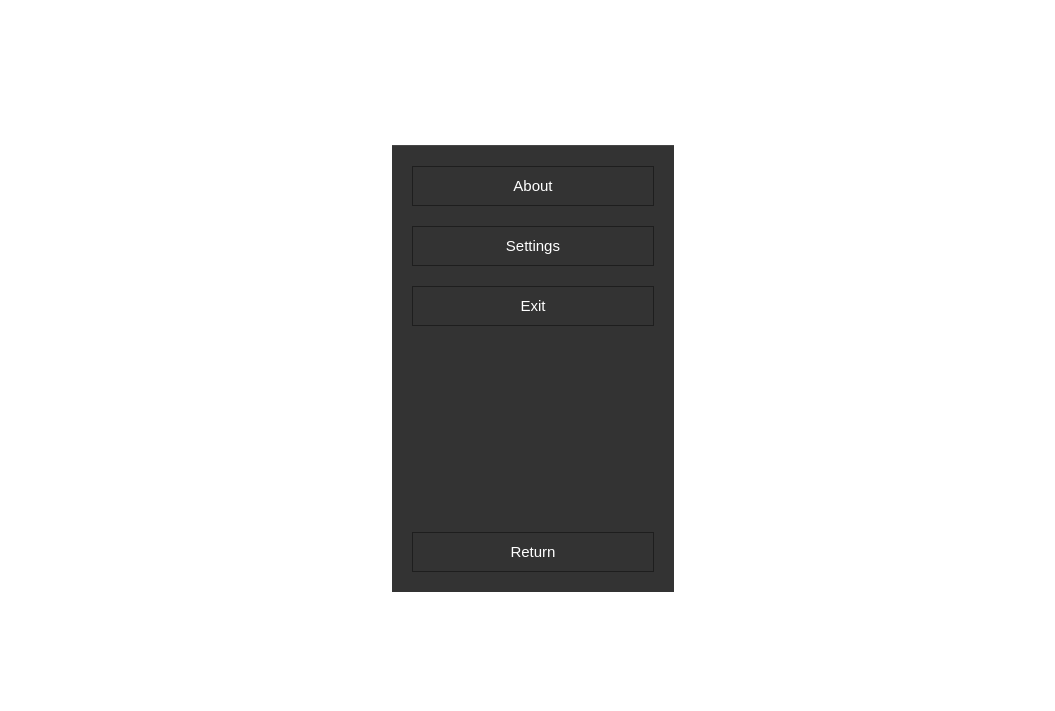
Old version of the form EscapeDialog.ui in the repository UCSolarCarTeam/Delta-Desktop-Client-Telemetry.
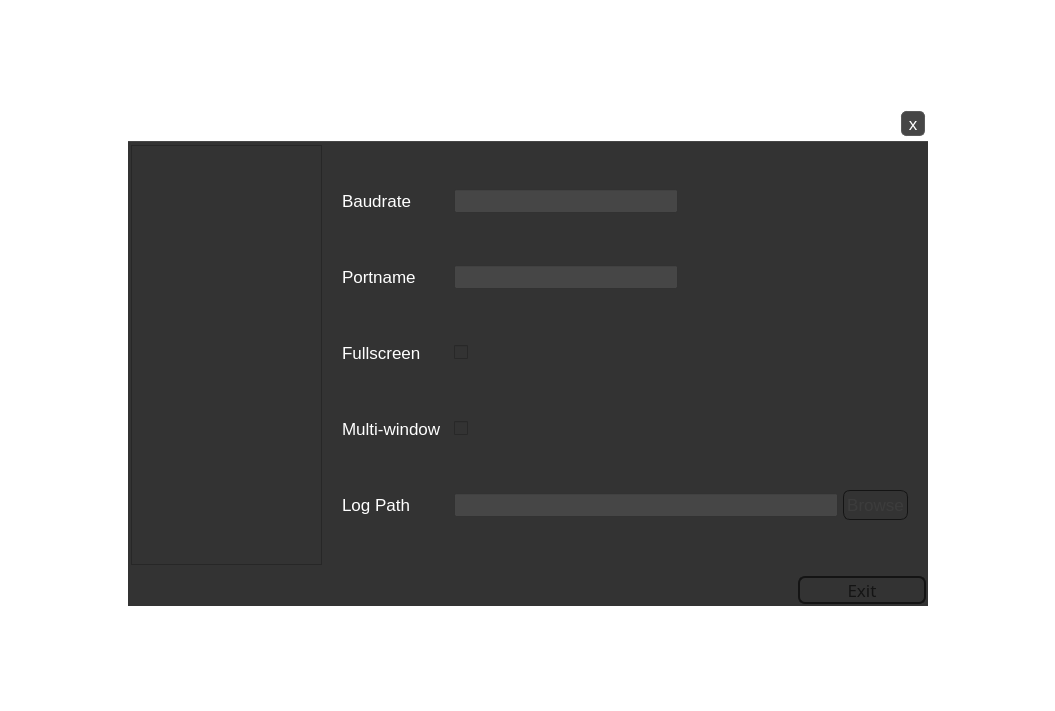
New version of the form. Icons and pictures are not drawn.

Commit message: made changes to the new settings window

```diff
--- a/EscapeDialog.ui
+++ b/EscapeDialog.ui
@@ -34,72 +34,20 @@
   </property>
   <layout class="QGridLayout" name="escapeLayout">
    <property name="leftMargin">
-    <number>10</number>
+    <number>0</number>
    </property>
    <property name="topMargin">
-    <number>10</number>
+    <number>0</number>
    </property>
    <property name="rightMargin">
-    <number>10</number>
+    <number>0</number>
    </property>
    <property name="bottomMargin">
-    <number>10</number>
+    <number>0</number>
    </property>
    <property name="spacing">
-    <number>10</number>
+    <number>0</number>
    </property>
-   <item row="10" column="1">
-    <spacer name="lowerSpacer">
-     <property name="orientation">
-      <enum>Qt::Vertical</enum>
-     </property>
-     <property name="sizeHint" stdset="0">
-      <size>
-       <width>20</width>
-       <height>40</height>
-      </size>
-     </property>
-    </spacer>
-   </item>
-   <item row="0" column="1">
-    <spacer name="topSpacer">
-     <property name="orientation">
-      <enum>Qt::Vertical</enum>
-     </property>
-     <property name="sizeHint" stdset="0">
-      <size>
-       <width>20</width>
-       <height>40</height>
-      </size>
-     </property>
-    </spacer>
-   </item>
-   <item row="3" column="3">
-    <spacer name="rightSpacer">
-     <property name="orientation">
-      <enum>Qt::Horizontal</enum>
-     </property>
-     <property name="sizeHint" stdset="0">
-      <size>
-       <width>40</width>
-       <height>20</height>
-      </size>
-     </property>
-    </spacer>
-   </item>
-   <item row="3" column="1">
-    <spacer name="leftSpacer">
-     <property name="orientation">
-      <enum>Qt::Horizontal</enum>
-     </property>
-     <property name="sizeHint" stdset="0">
-      <size>
-       <width>40</width>
-       <height>20</height>
-      </size>
-     </property>
-    </spacer>
-   </item>
    <item row="4" column="1">
     <widget class="QWidget" name="backgroundWidget" native="true">
      <property name="styleSheet">
@@ -124,18 +72,72 @@
      </layout>
     </widget>
    </item>
+   <item row="0" column="1">
+    <spacer name="topSpacer">
+     <property name="orientation">
+      <enum>Qt::Vertical</enum>
+     </property>
+     <property name="sizeHint" stdset="0">
+      <size>
+       <width>20</width>
+       <height>40</height>
+      </size>
+     </property>
+    </spacer>
+   </item>
+   <item row="9" column="1">
+    <spacer name="lowerSpacer">
+     <property name="orientation">
+      <enum>Qt::Vertical</enum>
+     </property>
+     <property name="sizeHint" stdset="0">
+      <size>
+       <width>20</width>
+       <height>40</height>
+      </size>
+     </property>
+    </spacer>
+   </item>
+   <item row="3" column="3">
+    <spacer name="rightSpacer">
+     <property name="orientation">
+      <enum>Qt::Horizontal</enum>
+     </property>
+     <property name="sizeHint" stdset="0">
+      <size>
+       <width>40</width>
+       <height>20</height>
+      </size>
+     </property>
+    </spacer>
+   </item>
    <item row="3" column="2">
     <widget class="QWidget" name="EscapeWidget" native="true">
      <property name="minimumSize">
       <size>
-       <width>300</width>
+       <width>800</width>
        <height>500</height>
       </size>
      </property>
+     <property name="styleSheet">
+      <string notr="true">font-family: &quot;AvenirLTStd&quot;;</string>
+     </property>
      <layout class="QVBoxLayout" name="verticalLayout">
       <property name="spacing">
        <number>0</number>
       </property>
+      <property name="leftMargin">
+       <number>0</number>
+      </property>
+      <property name="topMargin">
+       <number>0</number>
+      </property>
+      <property name="rightMargin">
+       <number>0</number>
+      </property>
+      <property name="bottomMargin">
+       <number>0</number>
+      </property>
       <item>
        <widget class="QWidget" name="escapeTitleBarWidget" native="true">
         <property name="minimumSize">
@@ -172,6 +174,34 @@
          <property name="spacing">
           <number>0</number>
          </property>
+         <item row="0" column="1">
+          <widget class="QToolButton" name="exitButton">
+           <property name="styleSheet">
+            <string notr="true">QToolButton{
+background: rgb(70,70,70);
+border:1px solid rgb(90,90,90);
+border-radius: 5px;
+margin: 3px;
+}
+QToolButton:hover{
+background: rgb(80,80,80);
+border:1px solid rgb(90,90,90);
+border-radius: 5px;
+margin: 3px;
+}
+QToolButton:pressed{
+background: rgb(60,60,60);
+border:1px solid rgb(90,90,90);
+border-radius: 5px;
+margin: 3px;
+}
+</string>
+           </property>
+           <property name="text">
+            <string>x</string>
+           </property>
+          </widget>
+         </item>
          <item row="0" column="0">
           <widget class="QLabel" name="escapeTitleBarLabel">
            <property name="font">
@@ -181,7 +211,11 @@
             </font>
            </property>
            <property name="styleSheet">
-            <string notr="true">font-size: 18px;</string>
+            <string notr="true">font-size: 18px;
+background: none;</string>
+           </property>
+           <property name="lineWidth">
+            <number>0</number>
            </property>
            <property name="text">
             <string>Menu</string>
@@ -205,7 +239,7 @@
         <property name="styleSheet">
          <string notr="true">background: rgb(51,51,51);</string>
         </property>
-        <layout class="QGridLayout" name="gridLayout_2">
+        <layout class="QVBoxLayout" name="verticalLayout_4">
          <property name="leftMargin">
           <number>0</number>
          </property>
@@ -218,184 +252,249 @@
          <property name="bottomMargin">
           <number>0</number>
          </property>
-         <item row="0" column="0">
-          <widget class="QWidget" name="optionLayout" native="true">
-           <property name="maximumSize">
-            <size>
-             <width>16777215</width>
-             <height>16777215</height>
-            </size>
-           </property>
-           <property name="styleSheet">
-            <string notr="true">QWidget{
-margin: 20px;
-margin-bottom: 0px;
-border:none;
+         <item>
+          <layout class="QHBoxLayout" name="optionslLayout">
+           <item>
+            <widget class="QListWidget" name="optionsPanelWidget">
+             <property name="enabled">
+              <bool>true</bool>
+             </property>
+             <property name="minimumSize">
+              <size>
+               <width>0</width>
+               <height>0</height>
+              </size>
+             </property>
+             <property name="maximumSize">
+              <size>
+               <width>197</width>
+               <height>16777215</height>
+              </size>
+             </property>
+             <property name="styleSheet">
+              <string notr="true">margin: 3px;</string>
+             </property>
+            </widget>
+           </item>
+           <item>
+            <widget class="QStackedWidget" name="optionsDisplayWidget">
+             <property name="minimumSize">
+              <size>
+               <width>500</width>
+               <height>0</height>
+              </size>
+             </property>
+             <property name="font">
+              <font>
+               <family>AvenirLTStd</family>
+               <pointsize>-1</pointsize>
+              </font>
+             </property>
+             <property name="currentIndex">
+              <number>1</number>
+             </property>
+             <widget class="QWidget" name="aboutPageWidget">
+              <layout class="QVBoxLayout" name="verticalLayout_2">
+               <property name="spacing">
+                <number>0</number>
+               </property>
+               <property name="leftMargin">
+                <number>0</number>
+               </property>
+               <property name="topMargin">
+                <number>0</number>
+               </property>
+               <property name="rightMargin">
+                <number>0</number>
+               </property>
+               <property name="bottomMargin">
+                <number>0</number>
+               </property>
+               <item>
+                <widget class="QLabel" name="placeholderTitleBarLabel">
+                 <property name="text">
+                  <string>Telemetry GUI</string>
+                 </property>
+                </widget>
+               </item>
+               <item>
+                <widget class="QTextBrowser" name="placeholderTextBrowser">
+                 <property name="html">
+                  <string>&lt;!DOCTYPE HTML PUBLIC &quot;-//W3C//DTD HTML 4.0//EN&quot; &quot;http://www.w3.org/TR/REC-html40/strict.dtd&quot;&gt;
+&lt;html&gt;&lt;head&gt;&lt;meta name=&quot;qrichtext&quot; content=&quot;1&quot; /&gt;&lt;style type=&quot;text/css&quot;&gt;
+p, li { white-space: pre-wrap; }
+&lt;/style&gt;&lt;/head&gt;&lt;body style=&quot; font-family:'AvenirLTStd'; font-size:17px; font-weight:400; font-style:normal;&quot;&gt;
+&lt;p style=&quot; margin-top:0px; margin-bottom:0px; margin-left:0px; margin-right:0px; -qt-block-indent:0; text-indent:0px;&quot;&gt;&lt;span style=&quot; font-size:17px;&quot;&gt;asdfasfasdfasdf&lt;/span&gt;&lt;/p&gt;&lt;/body&gt;&lt;/html&gt;</string>
+                 </property>
+                </widget>
+               </item>
+              </layout>
+             </widget>
+             <widget class="QWidget" name="settingsPageWidget">
+              <property name="styleSheet">
+               <string notr="true">QLabel{
+padding: 7px;
+}
+QLineEdit{
+margin-right: 250px;
 }
 QPushButton{
-border: 1px solid rgb(30,30,30);
-font-size: 15px;
-background: url(:/Resources/MenuButton.png)
-}
-QPushButton:hover:!pressed {
-	background: none;
-    background-color: qlineargradient(x1: 0, y1: 0, x2: 0, y2: 1,
-                                      stop: 0 rgb(90, 90, 90), stop: 1 rgb(130, 130, 130));
-}
-
-QPushButton:pressed {
-	background: none;
-	background-color: qlineargradient(x1: 0, y1: 0, x2: 0, y2: 1,
-                                      stop: 0 rgb(50, 50, 50), stop: 1 rgb(90, 90, 90));
+margin-right: 20px;
+padding: 3px;
 }</string>
-           </property>
-           <layout class="QGridLayout" name="gridLayout_5">
-            <property name="leftMargin">
-             <number>0</number>
-            </property>
-            <property name="topMargin">
-             <number>0</number>
-            </property>
-            <property name="rightMargin">
-             <number>0</number>
-            </property>
-            <property name="bottomMargin">
-             <number>0</number>
-            </property>
-            <property name="spacing">
-             <number>0</number>
-            </property>
-            <item row="2" column="0">
-             <widget class="QPushButton" name="settingsPushButton">
-              <property name="minimumSize">
-               <size>
-                <width>0</width>
-                <height>60</height>
-               </size>
               </property>
-              <property name="styleSheet">
-               <string notr="true">margin-left: 20px;
-margin-right: 20px;</string>
-              </property>
-              <property name="text">
-               <string>Settings</string>
-              </property>
+              <layout class="QGridLayout" name="gridLayout">
+               <property name="leftMargin">
+                <number>0</number>
+               </property>
+               <property name="topMargin">
+                <number>0</number>
+               </property>
+               <property name="rightMargin">
+                <number>0</number>
+               </property>
+               <property name="bottomMargin">
+                <number>0</number>
+               </property>
+               <property name="spacing">
+                <number>0</number>
+               </property>
+               <item row="0" column="1">
+                <widget class="QLineEdit" name="baudrateText">
+                 <property name="styleSheet">
+                  <string notr="true">
+background: rgb(70,70,70);</string>
+                 </property>
+                </widget>
+               </item>
+               <item row="3" column="0">
+                <widget class="QLabel" name="multiWindowLabel">
+                 <property name="text">
+                  <string>Multi-window</string>
+                 </property>
+                </widget>
+               </item>
+               <item row="0" column="0">
+                <widget class="QLabel" name="baudrateLabel">
+                 <property name="text">
+                  <string>Baudrate</string>
+                 </property>
+                </widget>
+               </item>
+               <item row="1" column="1">
+                <widget class="QLineEdit" name="portnameText">
+                 <property name="styleSheet">
+                  <string notr="true">
+background: rgb(70,70,70);
+</string>
+                 </property>
+                </widget>
+               </item>
+               <item row="2" column="0">
+                <widget class="QLabel" name="fullscreenLabel">
+                 <property name="text">
+                  <string>Fullscreen</string>
+                 </property>
+                </widget>
+               </item>
+               <item row="3" column="1">
+                <widget class="QCheckBox" name="multiWindowCheckBox">
+                 <property name="text">
+                  <string/>
+                 </property>
+                </widget>
+               </item>
+               <item row="2" column="1">
+                <widget class="QCheckBox" name="fullscreenCheckBox">
+                 <property name="text">
+                  <string/>
+                 </property>
+                </widget>
+               </item>
+               <item row="4" column="0">
+                <widget class="QLabel" name="logPathLabel">
+                 <property name="text">
+                  <string>Log Path</string>
+                 </property>
+                </widget>
+               </item>
+               <item row="1" column="0">
+                <widget class="QLabel" name="portnameLabel">
+                 <property name="text">
+                  <string>Portname</string>
+                 </property>
+                </widget>
+               </item>
+               <item row="4" column="1">
+                <layout class="QHBoxLayout" name="fileDialogLayout">
+                 <property name="spacing">
+                  <number>0</number>
+                 </property>
+                 <item>
+                  <widget class="QLineEdit" name="fileDialogText">
+                   <property name="styleSheet">
+                    <string notr="true">margin-right: 5px;
+padding-right: none;
+
+background: rgb(70,70,70);</string>
+                   </property>
+                  </widget>
+                 </item>
+                 <item>
+                  <widget class="QPushButton" name="fileDIalogPushButton">
+                   <property name="maximumSize">
+                    <size>
+                     <width>16777215</width>
+                     <height>30</height>
+                    </size>
+                   </property>
+                   <property name="styleSheet">
+                    <string notr="true">color: rgb(60,60,60);
+border: 1px solid rgb(20,20,20);
+border-radius: 7px;
+background-image: url(:/Resources/BrowseButton.png);</string>
+                   </property>
+                   <property name="text">
+                    <string>Browse</string>
+                   </property>
+                  </widget>
+                 </item>
+                </layout>
+               </item>
+              </layout>
              </widget>
-            </item>
-            <item row="3" column="0">
-             <widget class="QPushButton" name="exitPushButton">
-              <property name="minimumSize">
-               <size>
-                <width>0</width>
-                <height>60</height>
-               </size>
-              </property>
-              <property name="styleSheet">
-               <string notr="true">margin-left: 20px;
-margin-right: 20px;</string>
-              </property>
-              <property name="text">
-               <string>Exit</string>
-              </property>
-             </widget>
-            </item>
-            <item row="0" column="0">
-             <widget class="QPushButton" name="aboutPushButton">
-              <property name="minimumSize">
-               <size>
-                <width>40</width>
-                <height>60</height>
-               </size>
-              </property>
-              <property name="styleSheet">
-               <string notr="true">margin-left: 20px;
-margin-right: 20px;</string>
-              </property>
-              <property name="text">
-               <string>About</string>
-              </property>
-             </widget>
-            </item>
-           </layout>
-          </widget>
+            </widget>
+           </item>
+          </layout>
          </item>
-         <item row="1" column="0">
-          <widget class="QWidget" name="returnLayout" native="true">
+         <item>
+          <widget class="QPushButton" name="exitPushButton">
            <property name="maximumSize">
             <size>
              <width>16777215</width>
              <height>16777215</height>
             </size>
            </property>
+           <property name="font">
+            <font>
+             <family>AvenirLTStd</family>
+             <pointsize>-1</pointsize>
+            </font>
+           </property>
+           <property name="layoutDirection">
+            <enum>Qt::LeftToRight</enum>
+           </property>
            <property name="styleSheet">
-            <string notr="true">QWidget{
-border:none;
-margin: 20px;
-}
-QPushButton{
-background: url(:/Resources/MenuButton.png);
-border: 1px solid rgb(30,30,30);
-font-size: 15px;
-}
-QPushButton:hover:!pressed {
-	background: none;
-    background-color: qlineargradient(x1: 0, y1: 0, x2: 0, y2: 1,
-                                      stop: 0 rgb(90, 90, 90), stop: 1 rgb(130, 130, 130));
-}
-
-QPushButton:pressed {
-	background: none;
-	background-color: qlineargradient(x1: 0, y1: 0, x2: 0, y2: 1,
-                                      stop: 0 rgb(50, 50, 50), stop: 1 rgb(90, 90, 90));
-}</string>
+            <string notr="true">margin: 2px;
+margin-left:670px;
+color: rgb(20,20,20);
+background-image: url(:/Resources/BrowseButton.png);
+border: 2px solid rgb(20,20,20);
+border-radius: 7px</string>
            </property>
-           <layout class="QGridLayout" name="gridLayout_6">
-            <property name="leftMargin">
-             <number>0</number>
-            </property>
-            <property name="topMargin">
-             <number>0</number>
-            </property>
-            <property name="rightMargin">
-             <number>0</number>
-            </property>
-            <property name="bottomMargin">
-             <number>0</number>
-            </property>
-            <property name="spacing">
-             <number>0</number>
-            </property>
-            <item row="5" column="0">
-             <widget class="QPushButton" name="returnPushButton">
-              <property name="minimumSize">
-               <size>
-                <width>0</width>
-                <height>80</height>
-               </size>
-              </property>
-              <property name="styleSheet">
-               <string notr="true">margin-left: 20px;
-margin-right: 20px;</string>
-              </property>
-              <property name="text">
-               <string>Return</string>
-              </property>
-             </widget>
-            </item>
-            <item row="0" column="0">
-             <spacer name="exitLayoutSpacer">
-              <property name="orientation">
-               <enum>Qt::Vertical</enum>
-              </property>
-              <property name="sizeHint" stdset="0">
-               <size>
-                <width>20</width>
-                <height>40</height>
-               </size>
-              </property>
-             </spacer>
-            </item>
-           </layout>
+           <property name="text">
+            <string>Exit</string>
+           </property>
           </widget>
          </item>
         </layout>
@@ -404,6 +503,19 @@
      </layout>
     </widget>
    </item>
+   <item row="3" column="1">
+    <spacer name="leftSpacer">
+     <property name="orientation">
+      <enum>Qt::Horizontal</enum>
+     </property>
+     <property name="sizeHint" stdset="0">
+      <size>
+       <width>40</width>
+       <height>20</height>
+      </size>
+     </property>
+    </spacer>
+   </item>
   </layout>
  </widget>
  <resources>
```
The commit also changes 4 other files.
